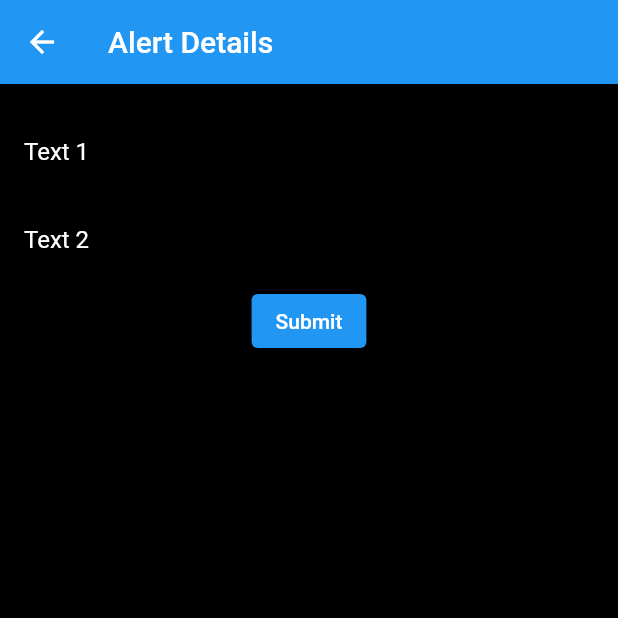
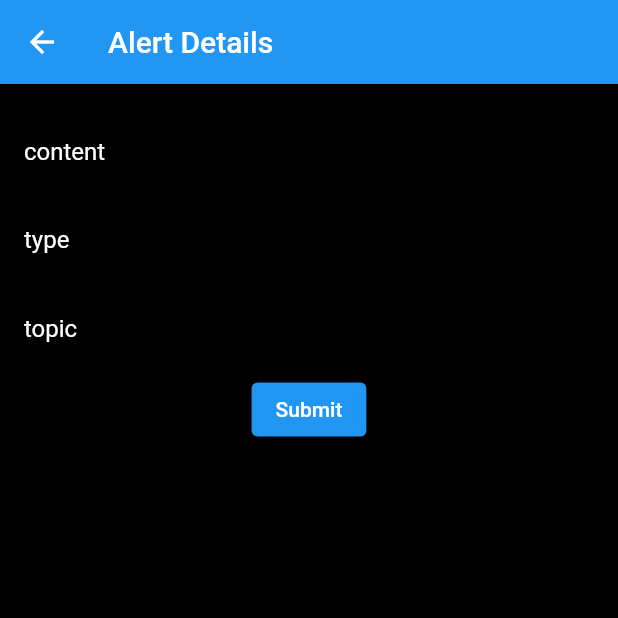
Before and after one commit to AyhanAllahverdiyev/WatchTower-Mobile, a Flutter app: the AlertDetails screen opened directly, on a phone screen of 412 x 824 dp, the top half of it. Run offline on Flutter 3.47's test engine with Material 2 defaults, Android fonts, the phone set to English and light mode, and no system bars; our stand-ins replace assets_audio_player, carousel_slider, firebase_core, firebase_messaging, flutter_local_notifications, geolocator and 3 more; missing offline and left inert: dart:ffi, nfc_manager, torch_light; accounts and stored records are empty.

Commit message:
broadcast commit

```diff
--- a/lib/components/bottom_navigation.dart
+++ b/lib/components/bottom_navigation.dart
@@ -1,3 +1,5 @@
+import 'dart:convert';
+
 import 'package:flutter/material.dart';
 import 'package:watch_tower_flutter/services/device_services.dart';
 import 'package:watch_tower_flutter/utils/login_utils.dart';
@@ -18,7 +20,7 @@ class BottomAppBarWidgetState extends State<BottomAppBarWidget> {
   bool isTorchPressed = false;
   String message = ''; // Variable to store received messages
   final channel = IOWebSocketChannel.connect('ws://192.168.1.160:3000');
-  void sendMessage(String message) {
+  void sendMessage(Data message) {
     channel.sink.add(message);
   }
 
--- a/lib/main.dart
+++ b/lib/main.dart
@@ -18,7 +18,6 @@ void main() async {
 }
 
 class MyApp extends StatelessWidget {
-  // This widget is the root of your application.
   @override
   Widget build(BuildContext context) {
     return MaterialApp(
--- a/lib/pages/alert_details.dart
+++ b/lib/pages/alert_details.dart
@@ -1,3 +1,5 @@
+import 'dart:convert';
+
 import 'package:flutter/material.dart';
 import 'package:watch_tower_flutter/components/bottom_navigation.dart';
 import 'package:web_socket_channel/io.dart';
@@ -6,6 +8,14 @@ import '../utils/login_utils.dart';
 import '../components/bottom_navigation.dart';
 import 'package:firebase_messaging/firebase_messaging.dart';
 import '../utils/alarm_utils.dart';
+
+class Data {
+  String content;
+  String type;
+  String topic;
+  String id;
+  Data(this.content, this.type, this.topic, this.id);
+}
 
 class AlertDetails extends StatefulWidget {
   const AlertDetails({Key? key}) : super(key: key);
@@ -17,6 +27,7 @@ class AlertDetails extends StatefulWidget {
 class _AlertDetailsState extends State<AlertDetails> {
   final TextEditingController textFieldController1 = TextEditingController();
   final TextEditingController textFieldController2 = TextEditingController();
+  final TextEditingController textFieldController3 = TextEditingController();
   @override
   Widget build(BuildContext context) {
     return Scaffold(
@@ -31,29 +42,29 @@ class _AlertDetailsState extends State<AlertDetails> {
             TextField(
               controller: textFieldController1,
               decoration: InputDecoration(
-                  labelText: 'Text 1',
+                  labelText: 'content',
                   labelStyle: TextStyle(color: Colors.white)),
               style: TextStyle(color: Colors.white),
             ),
             TextField(
               controller: textFieldController2,
               decoration: InputDecoration(
-                  labelText: 'Text 2',
+                  labelText: 'type',
+                  labelStyle: TextStyle(color: Colors.white)),
+              style: TextStyle(color: Colors.white),
+            ),
+            TextField(
+              controller: textFieldController3,
+              decoration: InputDecoration(
+                  labelText: 'topic',
                   labelStyle: TextStyle(color: Colors.white)),
               style: TextStyle(color: Colors.white),
             ),
             ElevatedButton(
               onPressed: () async {
-                // Navigate to another screen with the data inputted
-
-                final data = {
-                  'text1': textFieldController1.text,
-                  'text2': textFieldController2.text,
-                  'id': await LoginUtils().getUserId(),
-                };
-                // Send a WebSocket message when the button is pressed
-                // BottomAppBarWidgetState().sendMessage(data.toString());
-                BottomAppBarWidgetState().sendMessage(data.toString());
+                Data data=Data(textFieldController1.text, textFieldController2.text,
+                    textFieldController3.text, await LoginUtils().getUserId());
+                BottomAppBarWidgetState().sendMessage(data);
                 await WebSocketService().sendBroadcastMessage(
                     textFieldController1.text,
                     textFieldController2.text,
--- a/lib/services/login_Services.dart
+++ b/lib/services/login_Services.dart
@@ -104,7 +104,7 @@ class HttpServices {
 
       return ApiResponse(statusCode, responseBody);
     } catch (e) {
-      print("Error in db_services : $e");
+      print("Error while saving user to DB : $e");
       return ApiResponse(-1, "Error: $e");
     }
   }
```
